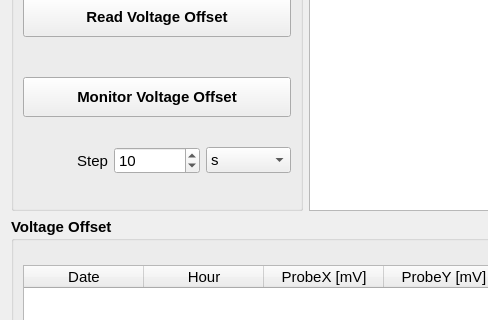
Above: hallbench/gui/ui/voltageoffsetwidget.ui from lnls-ima/hall-bench-control before the change; both pictures show x 0 to 488 and y 349 to 669 of the 1100 by 849 pixel window. Below: the same form after it.
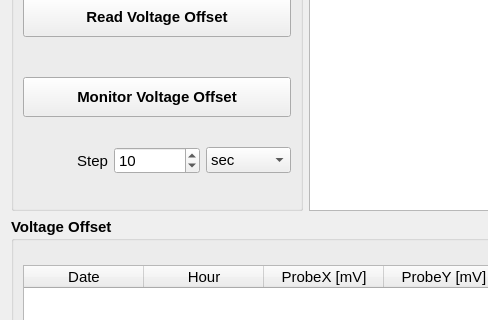
That is the form after the change. Icons and pictures are not drawn. Custom widgets are drawn as their Qt base class.

Patch:
```diff
--- a/hallbench/gui/ui/voltageoffsetwidget.ui
+++ b/hallbench/gui/ui/voltageoffsetwidget.ui
@@ -297,7 +297,7 @@
         </property>
         <item>
          <property name="text">
-          <string>s</string>
+          <string>sec</string>
          </property>
         </item>
         <item>
```
Left out of the diff: 2 changed lines with no effect on the pictures.
